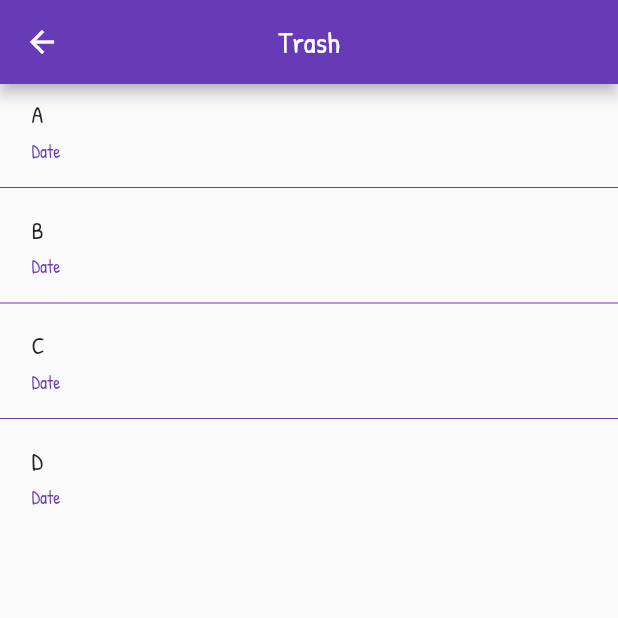
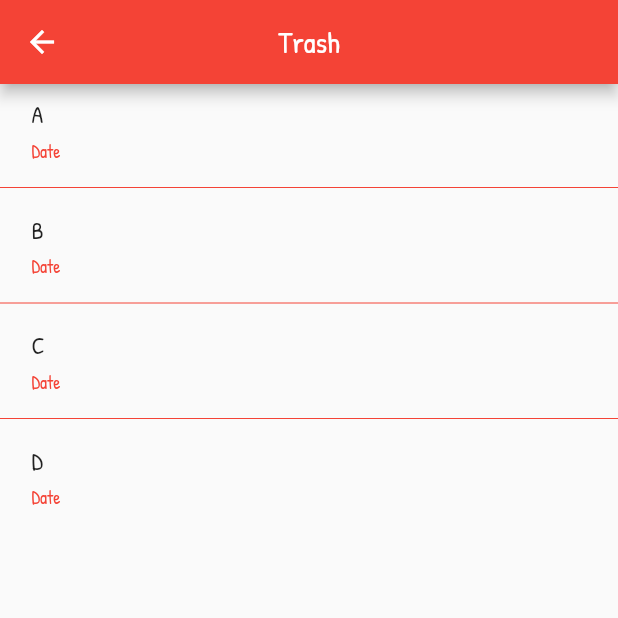
Before and after one commit to BlackIQ/whatsdone, a Flutter app: the screen it shows after launch, in the side drawer, after a tap on "Trash", on a phone screen of 412 x 824 dp, the top half of it. Run offline on Flutter 3.47's test engine with Material 2 defaults, Android fonts, the phone set to English and light mode, and no system bars; our stand-ins replace google_fonts.

Commit message:
Fix Trash theme

```diff
--- a/lib/app/routes/trash.dart
+++ b/lib/app/routes/trash.dart
@@ -18,6 +18,7 @@ class _TrashState extends State<Trash> {
   Widget build(BuildContext context) {
     return Scaffold(
       appBar: AppBar(
+        backgroundColor: Colors.red,
         centerTitle: true,
         title: Text(
           'Trash',
@@ -41,7 +42,7 @@ class _TrashState extends State<Trash> {
                     Text(
                       'Date',
                       style:
-                      TextStyle(fontSize: 12, color: Colors.deepPurple),
+                      TextStyle(fontSize: 12, color: Colors.red),
                     ),
                   ],
                 ),
@@ -71,7 +72,7 @@ class _TrashState extends State<Trash> {
             ),
           );
         },
-        separatorBuilder: (BuildContext context, int index) => Divider(color: Colors.deepPurple),
+        separatorBuilder: (BuildContext context, int index) => Divider(color: Colors.red),
       )
           : Center(
         child: Column(
```
